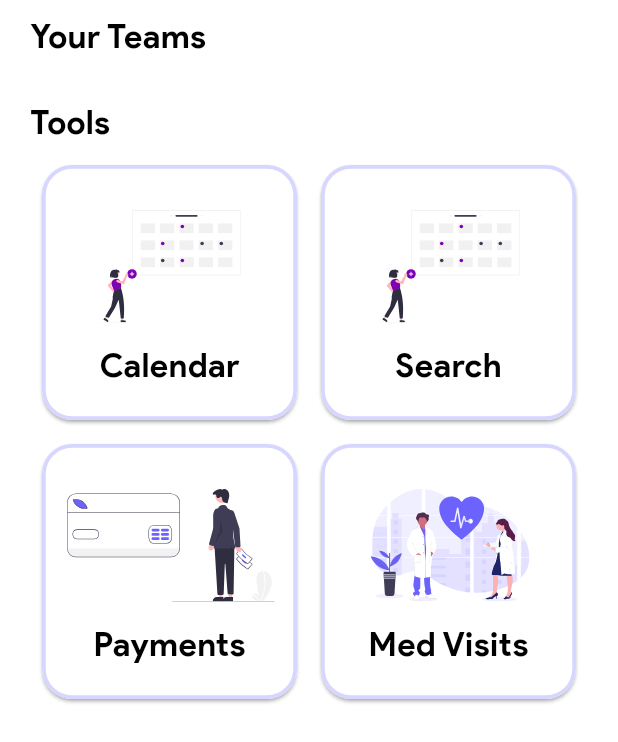
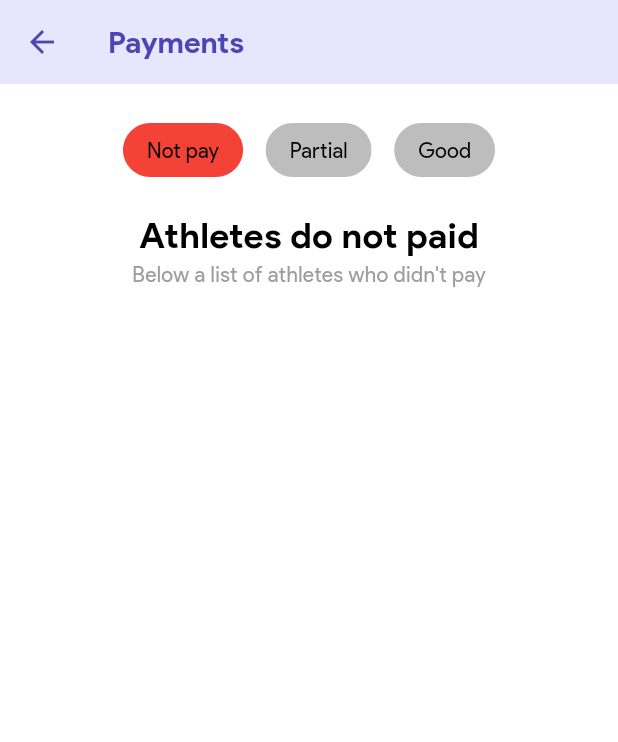
Before and after one commit to TeoRomens/sdeng, a Flutter app: the HomeStaffMobile screen opened directly, after a tap on "Payments", on a phone screen of 412 x 824 dp. Shown: the top 742 px of the screen. Run offline on Flutter 3.47's test engine with Material 2 defaults, Android fonts, the phone set to English and light mode, and no system bars; our stand-ins replace bot_toast, carousel_slider, cloud_firestore, equatable, file_picker, firebase_auth and 14 more; missing offline and left inert: googleapis, open_document; accounts and stored records are empty.

Commit message:
Payments Screen

```diff
--- a/lib/common/player_tile.dart
+++ b/lib/common/player_tile.dart
@@ -1,5 +1,4 @@
 import 'package:flutter/material.dart';
-import 'package:sdeng/globals/colors.dart';
 import 'package:sdeng/model/athlete.dart';
 import 'package:sdeng/ui/athlete_details/view/responsive.dart';
 
--- a/lib/repositories/athletes_repository.dart
+++ b/lib/repositories/athletes_repository.dart
@@ -203,4 +203,19 @@ class AthletesRepository{
     // Return the list of athletes that match the search criteria.
     return athleteList;
   }
+
+  Future<List<Athlete>> getAllAthletes() async {
+    List<Athlete> athletes = [];
+    try{
+      final data = await _firebaseFirestore
+          .collection('athletes/${Variables.uid}/athletes')
+          .get();
+
+      athletes = data.docs.map((e) => Athlete.fromSnapshot(e)).toList();
+
+    } catch (e){
+      log(e.toString());
+    }
+    return athletes;
+  }
 }
--- a/lib/repositories/payments_repository.dart
+++ b/lib/repositories/payments_repository.dart
@@ -28,8 +28,6 @@ class PaymentsRepository{
     }
     return '';
   }
-
-
 
   Future<void> removePayments(String athleteId)  async {
     try{
@@ -77,37 +75,19 @@ class PaymentsRepository{
     return [];
   }
 
-  Future<List<Payment>> getExpiredPayments() async {
-    List<Payment> expired = [];
-    if(DateTime.now().isAfter(Variables.secondPaymentDate)){
-      log('Checking seconda rata');
+  Future<List<Payment>> getAllPayments() async {
+    List<Payment> payments = [];
     try{
       final data = await _firebaseFirestore
           .collection('payments/${Variables.uid}/payments')
-            .where('rataUnica', isEqualTo: false)
-            .where('secondaRataPaid', isEqualTo: false,)
           .get();
 
-        expired = data.docs.map((e) => Payment.fromSnapshot(e)).toList();
+      payments = data.docs.map((e) => Payment.fromSnapshot(e)).toList();
 
     } catch (e){
       log(e.toString());
     }
-    }
-    else if(DateTime.now().isAfter(Variables.firstPaymentDate)){
-      log('Checking prima rata');
-      try{
-        final data = await _firebaseFirestore
-            .collection('payments/${Variables.uid}/payments')
-            .where('primaRataPaid', isEqualTo: false)
-            .get();
-
-        expired = data.docs.map((e) => Payment.fromSnapshot(e)).toList();
-      } catch (e){
-        log(e.toString());
-      }
-    }
-    return expired;
+    return payments;
   }
 
   Future<int> getNumPrimaRataPaid() async {
--- a/lib/ui/homepage_staff/view/home_staff_mobile.dart
+++ b/lib/ui/homepage_staff/view/home_staff_mobile.dart
@@ -7,6 +7,8 @@ import 'package:sdeng/model/team.dart';
 import 'package:flutter/material.dart';
 import 'package:flutter_bloc/flutter_bloc.dart';
 import 'package:sdeng/ui/homepage_staff/bloc/home_staff_bloc.dart';
+import 'package:sdeng/ui/payments/view/payments.dart';
+import 'package:sdeng/ui/payments/view/payments_mobile.dart';
 import 'package:sdeng/ui/search/view/search.dart';
 
 class HomeStaffMobile extends StatelessWidget {
@@ -123,15 +125,19 @@ class HomeStaffMobile extends StatelessWidget {
                           ),
                           InkWell(
                             onTap: () {
-
+                              Navigator.of(context).push(
+                                  MaterialPageRoute(
+                                      builder: (context) => const Payments()
+                                  )
+                              );
                             },
-                            child: ToolCard(title: 'Payments', asset: 'assets/illustrations/payments.svg',)
+                            child: const ToolCard(title: 'Payments', asset: 'assets/illustrations/payments.svg',)
                           ),
                           InkWell(
                             onTap: () {
 
                             },
-                            child: ToolCard(title: 'Med Visits', asset: 'assets/illustrations/medicine.svg',)
+                            child: const ToolCard(title: 'Med Visits', asset: 'assets/illustrations/medicine.svg',)
                           ),
                         ],
                       )
--- /dev/null
+++ b/lib/ui/payments/bloc/payments_bloc.dart
@@ -0,0 +1,72 @@
+import 'dart:developer';
+
+import 'package:get_it/get_it.dart';
+import 'package:sdeng/model/athlete.dart';
+import 'package:sdeng/model/payment.dart';
+import 'package:flutter_bloc/flutter_bloc.dart';
+import 'package:sdeng/repositories/athletes_repository.dart';
+import 'package:sdeng/repositories/payments_repository.dart';
+import 'package:sdeng/repositories/storage_repository.dart';
+import 'package:sdeng/repositories/teams_repository.dart';
+
+part 'payments_state.dart';
+
+class PaymentsBloc extends Cubit<PaymentsState> {
+  PaymentsBloc() : super(PaymentsState());
+
+  final TeamsRepository teamsRepository = GetIt.instance<TeamsRepository>();
+  final AthletesRepository athletesRepository = GetIt.instance<AthletesRepository>();
+  final StorageRepository storageRepository = GetIt.instance<StorageRepository>();
+  final PaymentsRepository paymentsRepository = GetIt.instance<PaymentsRepository>();
+
+
+  Future<void> load() async {
+    try {
+      emit(state.copyWith(paymentsStatus: PaymentsStatus.loading));
+
+      log('Loading...');
+      List<Athlete> athletes = await athletesRepository.getAllAthletes();
+      List<Payment> payments = await paymentsRepository.getAllPayments();
+      log('${payments.length} Payments Getted Successfully!');
+      log('${athletes.length} Athlete Getted Successfully!');
+
+      emit(state.copyWith(paymentList: payments, athleteList: athletes));
+
+      List<Athlete> okList = [];
+      List<Athlete> notPayList = [];
+      List<Athlete> partialList = [];
+
+      emit(state.copyWith(paymentsStatus: PaymentsStatus.loading));
+      for(Athlete athlete in state.athleteList){
+        if(state.paymentList.where((element) => element.athlete == athlete.docId
+            && element.amount == athlete.amount).toList().isNotEmpty){
+          okList.add(athlete);
+        }
+        else if(state.paymentList.where((element) => element.athlete == athlete.docId
+            && element.amount < athlete.amount).toList().isNotEmpty){
+          final list = state.paymentList.where((element) => element.athlete == athlete.docId
+            && element.amount < athlete.amount).toList();
+          int sum = 0;
+          list.forEach((element) => sum += element.amount);
+          if(sum == athlete.amount) {
+            okList.add(athlete);
+          } else {
+            partialList.add(athlete);
+          }
+        }
+        else{
+          notPayList.add(athlete);
+        }
+      }
+      emit(state.copyWith(okList: okList, notPayList: notPayList, partialList: partialList, paymentsStatus: PaymentsStatus.loaded,));
+      log('Payments Calculation complete!');
+      log('OK: ${okList.length}');
+      log('Partial: ${partialList.length}');
+      log('Not Pay: ${notPayList.length}');
+
+    } catch (e) {
+      log(e.toString());
+    }
+  }
+
+}
--- /dev/null
+++ b/lib/ui/payments/bloc/payments_state.dart
@@ -0,0 +1,43 @@
+part of 'payments_bloc.dart';
+
+enum PaymentsStatus {
+  loading,
+  loaded,
+  failure
+}
+
+class PaymentsState {
+  PaymentsState({
+    this.athleteList = const [],
+    this.paymentList = const [],
+    this.notPayList = const [],
+    this.partialList = const [],
+    this.okList = const [],
+    this.paymentsStatus = PaymentsStatus.loading,
+  });
+
+  final List<Athlete> athleteList;
+  final List<Payment> paymentList;
+  final List<Athlete> notPayList;
+  final List<Athlete> okList;
+  final List<Athlete> partialList;
+  final PaymentsStatus paymentsStatus;
+
+  PaymentsState copyWith({
+    List<Athlete>? athleteList,
+    List<Payment>? paymentList,
+    List<Athlete>? notPayList,
+    List<Athlete>? okList,
+    List<Athlete>? partialList,
+    PaymentsStatus? paymentsStatus,
+  }) {
+    return PaymentsState(
+      athleteList: athleteList ?? this.athleteList,
+      paymentList: paymentList ?? this.paymentList,
+      notPayList: notPayList ?? this.notPayList,
+      partialList: partialList ?? this.partialList,
+      okList: okList ?? this.okList,
+      paymentsStatus: paymentsStatus ?? this.paymentsStatus,
+    );
+  }
+}
--- /dev/null
+++ b/lib/ui/payments/view/payments.dart
@@ -0,0 +1,27 @@
+import 'package:flutter/material.dart';
+import 'package:flutter_bloc/flutter_bloc.dart';
+import 'package:sdeng/common/player_tile.dart';
+import 'package:sdeng/ui/payments/bloc/payments_bloc.dart';
+import 'package:sdeng/ui/payments/view/payments_mobile.dart';
+
+class Payments extends StatelessWidget {
+  const Payments({Key? key}) : super(key: key);
+
+  @override
+  @override
+  Widget build(BuildContext context) {
+    return Scaffold(
+      appBar: AppBar(
+        title: const Text('Payments',
+          style: TextStyle(
+            fontSize: 20.0,
+          ),
+        ),
+      ),
+      body: BlocProvider(
+        create: (BuildContext context) => PaymentsBloc()..load(),
+        child: const PaymentsMobile(),
+      ),
+    );
+  }
+}
--- /dev/null
+++ b/lib/ui/payments/view/payments_mobile.dart
@@ -0,0 +1,173 @@
+import 'package:flutter/material.dart';
+import 'package:flutter_bloc/flutter_bloc.dart';
+import 'package:sdeng/common/player_tile.dart';
+import 'package:sdeng/ui/payments/bloc/payments_bloc.dart';
+
+class PaymentsMobile extends StatefulWidget {
+  const PaymentsMobile({Key? key}) : super(key: key);
+
+  @override
+  State<PaymentsMobile> createState() => _PaymentsMobileState();
+}
+
+class _PaymentsMobileState extends State<PaymentsMobile> {
+  int index = 0;
+
+  @override
+  Widget build(BuildContext context) {
+    return BlocBuilder<PaymentsBloc, PaymentsState>(
+      builder: (context, state) {
+        return Padding(
+          padding: const EdgeInsets.symmetric(horizontal: 15),
+          child: Column(
+              children: [
+                const SizedBox(height: 20,),
+                Wrap(
+                    alignment: WrapAlignment.center,
+                    spacing: 15,
+                    children: [
+                      ChoiceChip(
+                        label: const Text('Not pay'),
+                        selectedColor: Colors.red.shade500,
+                        selected: index == 0,
+                        onSelected: (selected) {
+                          setState(() {
+                            index = 0;
+                          });
+                        },
+                      ),
+                      ChoiceChip(
+                        label: const Text('Partial'),
+                        selectedColor: Colors.yellow.shade700,
+                        selected: index == 1,
+                        onSelected: (selected) {
+                          setState(() {
+                            index = 1;
+                          });
+                        },
+                      ),
+                      ChoiceChip(
+                        label: const Text('Good'),
+                        selected: index == 2,
+                        onSelected: (selected) {
+                          setState(() {
+                            index = 2;
+                          });
+                        },
+                      )
+                    ]
+                ),
+                const SizedBox(height: 15,),
+                Builder(
+                    builder: (context) {
+                      if(index == 0) {
+                        return Column(
+                          children: [
+                            const Text(
+                              'Athletes do not paid',
+                              style: TextStyle(
+                                  fontSize: 24,
+                                  fontWeight: FontWeight.bold
+                              ),
+                            ),
+                            const Text(
+                              'Below a list of athletes who didn\'t pay',
+                              style: TextStyle(
+                                  fontSize: 14,
+                                  color: Colors.grey
+                              ),
+                            ),
+                            const SizedBox(height: 10,),
+                            ListView.builder(
+                                shrinkWrap: true,
+                                itemCount: state.notPayList.length,
+                                itemBuilder: (context, index) {
+                                  return Padding(
+                                    padding: const EdgeInsets.symmetric(vertical: 4),
+                                    child: PlayerTileWidget(athlete: state.notPayList[index],),
+                                  );
+                                }
+                            )
+                          ],
+                        );
+                      }
+                      else if(index == 1) {
+                        return Column(
+                          children: [
+                            const Text(
+                              'Athletes paid partial',
+                              style: TextStyle(
+                                  fontSize: 24,
+                                  fontWeight: FontWeight.bold
+                              ),
+                            ),
+                            const Text(
+                              'Below a list of athletes who paid only partial',
+                              style: TextStyle(
+                                  fontSize: 14,
+                                  color: Colors.grey
+                              ),
+                            ),
+                            const SizedBox(height: 10,),
+                            ListView.builder(
+                              shrinkWrap: true,
+                              itemCount: state.partialList.length,
+                              itemBuilder: (context, index) {
+                                return Padding(
+                                  padding: const EdgeInsets.symmetric(vertical: 4),
+                                  child: PlayerTileWidget(athlete: state.partialList[index],),
+                                );
+                              }
+                            )
+                          ],
+                        );
+                      }
+                      else if(index == 2) {
+                        return Column(
+                          children: [
+                            const Text(
+                              'Athlete ok',
+                              style: TextStyle(
+                                  fontSize: 24,
+                                  fontWeight: FontWeight.bold
+                              ),
+                            ),
+                            const Text(
+                              'Below a list of athletes ok with payments',
+                              style: TextStyle(
+                                  fontSize: 14,
+                                  color: Colors.grey
+                              ),
+                            ),
+                            const SizedBox(height: 10,),
+                            ListView.builder(
+                                shrinkWrap: true,
+                                itemCount: state.okList.length,
+                                itemBuilder: (context, index) {
+                                  return Padding(
+                                    padding: const EdgeInsets.symmetric(vertical: 4),
+                                    child: PlayerTileWidget(athlete: state.okList[index],),
+                                  );
+                                }
+                            )
+                          ],
+                        );
+                      }
+                      else {
+                        return const Text(
+                          'Select a option to visualize',
+                          style: TextStyle(
+                              fontSize: 14,
+                              color: Colors.grey
+                          ),
+                        );
+                      }
+                    }
+                ),
+              ]
+          ),
+        );
+      },
+    );
+  }
+}
--- /dev/null
+++ b/lib/ui/payments/view/shimmer.dart
@@ -0,0 +1,34 @@
+import 'package:flutter/material.dart';
+import 'package:shimmer/shimmer.dart';
+
+class ShimmerLoader extends StatelessWidget {
+  const ShimmerLoader({Key? key}) : super(key: key);
+
+  @override
+  Widget build(BuildContext context) {
+    double width = MediaQuery.of(context).size.width;
+
+    return Shimmer.fromColors(
+        baseColor: Colors.grey.shade300,
+        highlightColor: Colors.grey.shade100,
+        child: ListView.builder(
+            itemCount: 4,
+            shrinkWrap: true,
+            itemBuilder: ((context, index) {
+              return Padding(
+                padding: const EdgeInsets.symmetric(vertical: 7),
+                child:
+                Container(
+                  height: 55,
+                  width: width * 0.95,
+                  decoration: BoxDecoration(
+                      borderRadius: BorderRadius.circular(12),
+                      color: Colors.white
+                  ),
+                ),
+              );
+            }),
+        ),
+      );
+    }
+}
--- a/lib/ui/reports/bloc/events_bloc.dart
+++ b/lib/ui/reports/bloc/events_bloc.dart
@@ -58,7 +58,7 @@ class EventsBloc extends Cubit<EventsState> {
       emit(state.copyWith(paymentsStatus: PaymentsStatus.loading));
 
       log('Getting Payments Expires...');
-      List<Payment> expired = await paymentsRepository.getExpiredPayments();
+      List<Payment> expired = await paymentsRepository.getAllPayments();
       log('Payments Expires Getted Successfully!');
 
       int totalAthletes = await athletesRepository.getNumAthletes();
```
Lines whose indentation alone changed are shown as unchanged.
